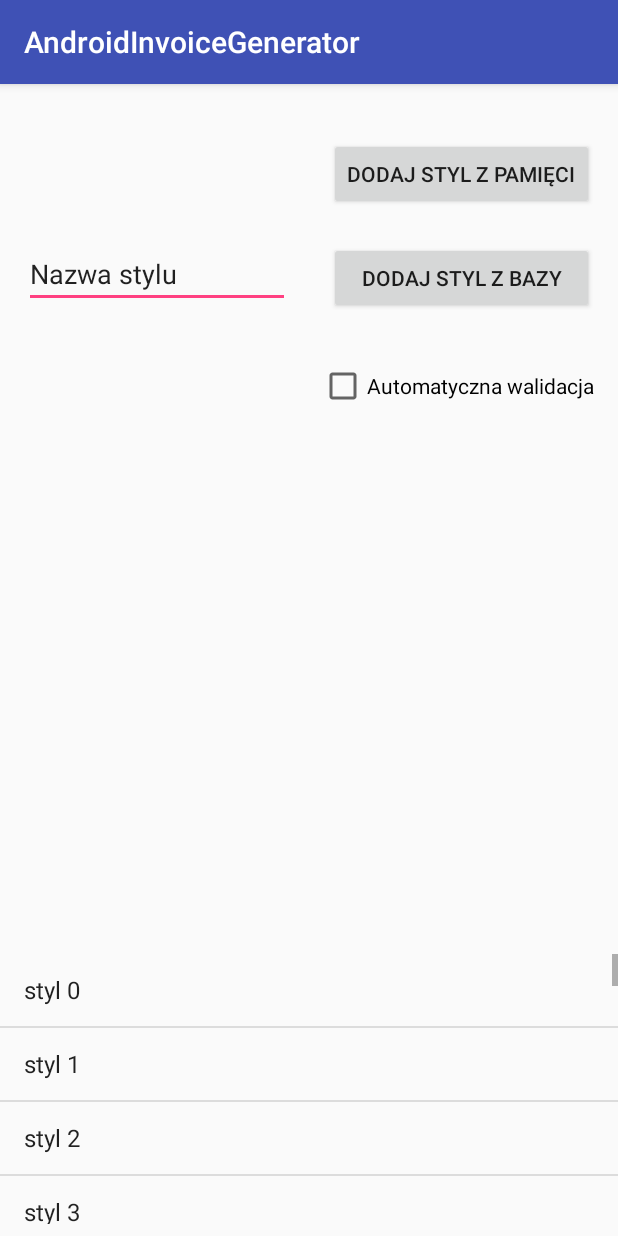
After one commit to Garret29/AndroidInvoiceGenerator, an Android app: the SettingsActivity screen opened directly, with no data from a screen before it, on a phone screen of 412 x 824 dp. The commit adds this screen. Run offline under Robolectric (Android 15) with nearby library versions, the phone set to English and light mode, and no system bars.

Commit message:
added settings activity

```diff
--- a/app/src/main/AndroidManifest.xml
+++ b/app/src/main/AndroidManifest.xml
@@ -12,9 +12,11 @@
         <activity android:name=".MainActivity">
             <intent-filter>
                 <action android:name="android.intent.action.MAIN" />
+
                 <category android:name="android.intent.category.LAUNCHER" />
             </intent-filter>
         </activity>
+        <activity android:name=".SettingsActivity"></activity>
     </application>
 
 </manifest>
--- a/app/src/main/java/uek/krakow/pl/androidinvoicegenerator/MainActivity.java
+++ b/app/src/main/java/uek/krakow/pl/androidinvoicegenerator/MainActivity.java
@@ -1,5 +1,6 @@
 package uek.krakow.pl.androidinvoicegenerator;
 
+import android.content.Intent;
 import android.support.v7.app.AppCompatActivity;
 import android.os.Bundle;
 import android.view.View;
@@ -34,6 +35,10 @@ public class MainActivity extends AppCompatActivity {
         adapter.notifyDataSetChanged();
     }
 
+    public void goToPrefs(View view){
+        Intent intent = new Intent(this, SettingsActivity.class);
+        startActivity(intent);
+    }
 
 
 
--- /dev/null
+++ b/app/src/main/java/uek/krakow/pl/androidinvoicegenerator/SettingsActivity.java
@@ -0,0 +1,39 @@
+package uek.krakow.pl.androidinvoicegenerator;
+
+import android.support.v7.app.AppCompatActivity;
+import android.os.Bundle;
+import android.support.v7.widget.ListViewCompat;
+import android.widget.ArrayAdapter;
+import android.widget.ListView;
+
+import java.util.ArrayList;
+
+public class SettingsActivity extends AppCompatActivity {
+
+    private ArrayList<String> styles;
+    private ArrayAdapter<String> adapter;
+
+    @Override
+    protected void onCreate(Bundle savedInstanceState) {
+        super.onCreate(savedInstanceState);
+        setContentView(R.layout.activity_settings);
+
+        styles = new ArrayList<>();
+        adapter = new ArrayAdapter<String>(this, android.R.layout.simple_list_item_1, styles);
+
+        for (int i=0; i<=30; i++){
+            styles.add("styl "+i);
+        }
+
+        ListView listView = (ListView) findViewById(R.id.stylesListView);
+        listView.setAdapter(adapter);
+        adapter.notifyDataSetChanged();
+    }
+
+    @Override
+    protected void onPause() {
+        super.onPause();
+
+
+    }
+}
--- a/app/src/main/res/layout/activity_main.xml
+++ b/app/src/main/res/layout/activity_main.xml
@@ -21,14 +21,15 @@
         android:id="@+id/prefButton"
         android:layout_width="wrap_content"
         android:layout_height="wrap_content"
+        android:layout_marginEnd="16dp"
         android:layout_marginRight="16dp"
         android:layout_marginTop="16dp"
         android:clickable="true"
+        android:onClick="goToPrefs"
         app:fabSize="mini"
         app:layout_constraintRight_toRightOf="parent"
         app:layout_constraintTop_toTopOf="parent"
-        app:srcCompat="@android:drawable/ic_menu_preferences"
-        android:layout_marginEnd="16dp" />
+        app:srcCompat="@android:drawable/ic_menu_preferences" />
 
     <android.support.design.widget.FloatingActionButton
         android:id="@+id/newButton"
--- /dev/null
+++ b/app/src/main/res/layout/activity_settings.xml
@@ -0,0 +1,86 @@
+<?xml version="1.0" encoding="utf-8"?>
+<android.support.constraint.ConstraintLayout xmlns:android="http://schemas.android.com/apk/res/android"
+    xmlns:app="http://schemas.android.com/apk/res-auto"
+    xmlns:tools="http://schemas.android.com/tools"
+    android:layout_width="match_parent"
+    android:layout_height="match_parent"
+    tools:context="uek.krakow.pl.androidinvoicegenerator.SettingsActivity">
+
+    <Button
+        android:id="@+id/button"
+        android:layout_width="wrap_content"
+        android:layout_height="wrap_content"
+        android:text="@string/dodaj_styl_z_pami_ci"
+        tools:layout_constraintTop_creator="1"
+        tools:layout_constraintRight_creator="1"
+        android:layout_marginEnd="16dp"
+        app:layout_constraintRight_toRightOf="parent"
+        android:layout_marginTop="36dp"
+        app:layout_constraintTop_toTopOf="parent"
+        android:layout_marginRight="16dp" />
+
+    <CheckBox
+        android:id="@+id/checkBox"
+        android:layout_width="wrap_content"
+        android:layout_height="wrap_content"
+        android:text="@string/automatyczna_walidacja"
+        tools:layout_constraintTop_creator="1"
+        tools:layout_constraintRight_creator="1"
+        android:layout_marginEnd="16dp"
+        app:layout_constraintRight_toRightOf="parent"
+        android:layout_marginTop="185dp"
+        app:layout_constraintTop_toTopOf="parent"
+        android:layout_marginRight="16dp" />
+
+    <Button
+        android:id="@+id/button2"
+        android:layout_width="0dp"
+        android:layout_height="48dp"
+        android:text="@string/dodaj_styl_z_bazy"
+        tools:layout_constraintRight_creator="1"
+        app:layout_constraintRight_toRightOf="@+id/button"
+        app:layout_constraintBaseline_toBaselineOf="@+id/editText"
+        tools:layout_constraintBaseline_creator="1"
+        tools:layout_constraintLeft_creator="1"
+        app:layout_constraintLeft_toLeftOf="@+id/button" />
+
+    <EditText
+        android:id="@+id/editText"
+        android:layout_width="0dp"
+        android:layout_height="44dp"
+        android:ems="10"
+        android:inputType="textPersonName"
+        android:text="@string/nazwa_stylu"
+        app:layout_constraintRight_toLeftOf="@+id/checkBox"
+        tools:layout_constraintTop_creator="1"
+        tools:layout_constraintRight_creator="1"
+        tools:layout_constraintBottom_creator="1"
+        android:layout_marginStart="16dp"
+        app:layout_constraintBottom_toBottomOf="@+id/checkBox"
+        android:layout_marginEnd="19dp"
+        android:layout_marginTop="69dp"
+        tools:layout_constraintLeft_creator="1"
+        android:layout_marginBottom="68dp"
+        app:layout_constraintLeft_toLeftOf="parent"
+        app:layout_constraintTop_toTopOf="@+id/button"
+        android:layout_marginLeft="16dp"
+        android:layout_marginRight="19dp" />
+
+    <ListView
+        android:id="@+id/stylesListView"
+        android:layout_width="wrap_content"
+        android:layout_height="180dp"
+        android:layout_marginBottom="8dp"
+        android:layout_marginTop="17dp"
+        app:layout_constraintBottom_toBottomOf="parent"
+        app:layout_constraintHorizontal_bias="0.428"
+        app:layout_constraintLeft_toLeftOf="parent"
+        app:layout_constraintRight_toRightOf="parent"
+        app:layout_constraintTop_toBottomOf="@+id/checkBox"
+        app:layout_constraintVertical_bias="1.0"
+        tools:layout_constraintBottom_creator="1"
+        tools:layout_constraintLeft_creator="1"
+        tools:layout_constraintRight_creator="1"
+        tools:layout_constraintTop_creator="1" />
+
+</android.support.constraint.ConstraintLayout>
--- a/app/src/main/res/values/strings.xml
+++ b/app/src/main/res/values/strings.xml
@@ -1,4 +1,8 @@
 <resources>
     <string name="app_name">AndroidInvoiceGenerator</string>
     <string name="title_activity_main2">MainActivity</string>
+    <string name="dodaj_styl_z_pami_ci">Dodaj styl z pamięci</string>
+    <string name="automatyczna_walidacja">Automatyczna walidacja</string>
+    <string name="dodaj_styl_z_bazy">Dodaj styl z bazy</string>
+    <string name="nazwa_stylu">Nazwa stylu</string>
 </resources>
```
